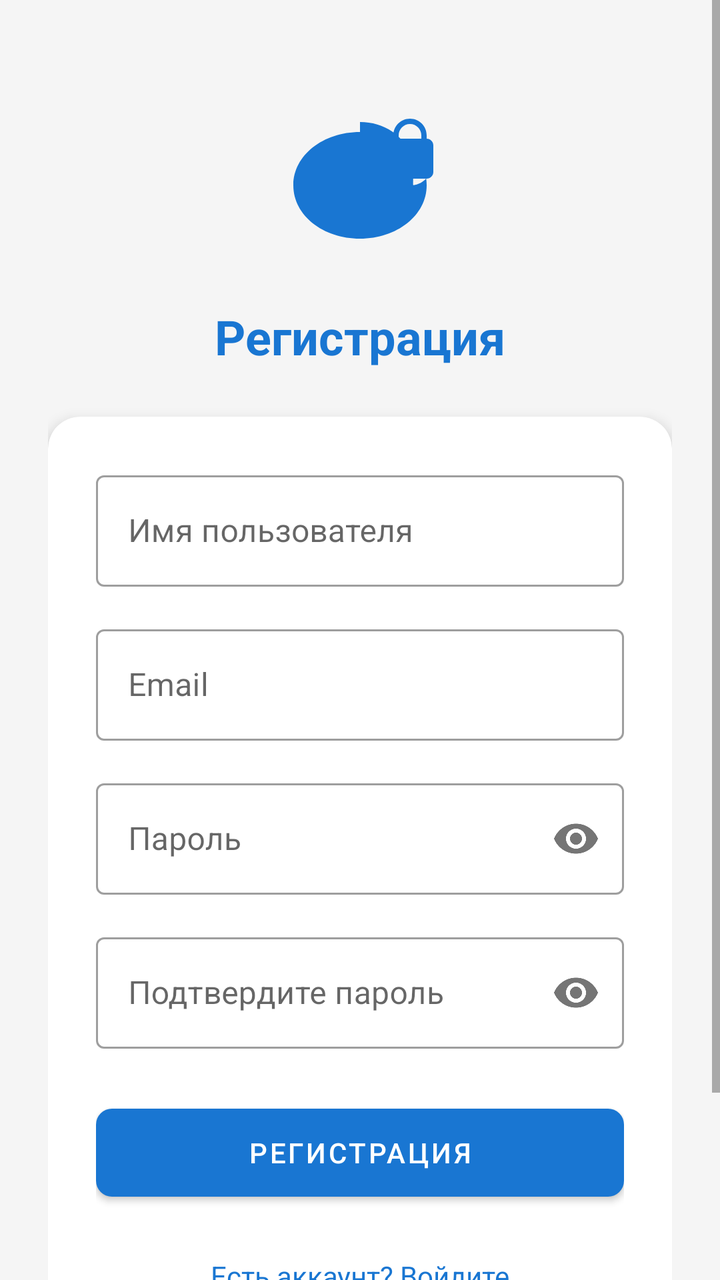
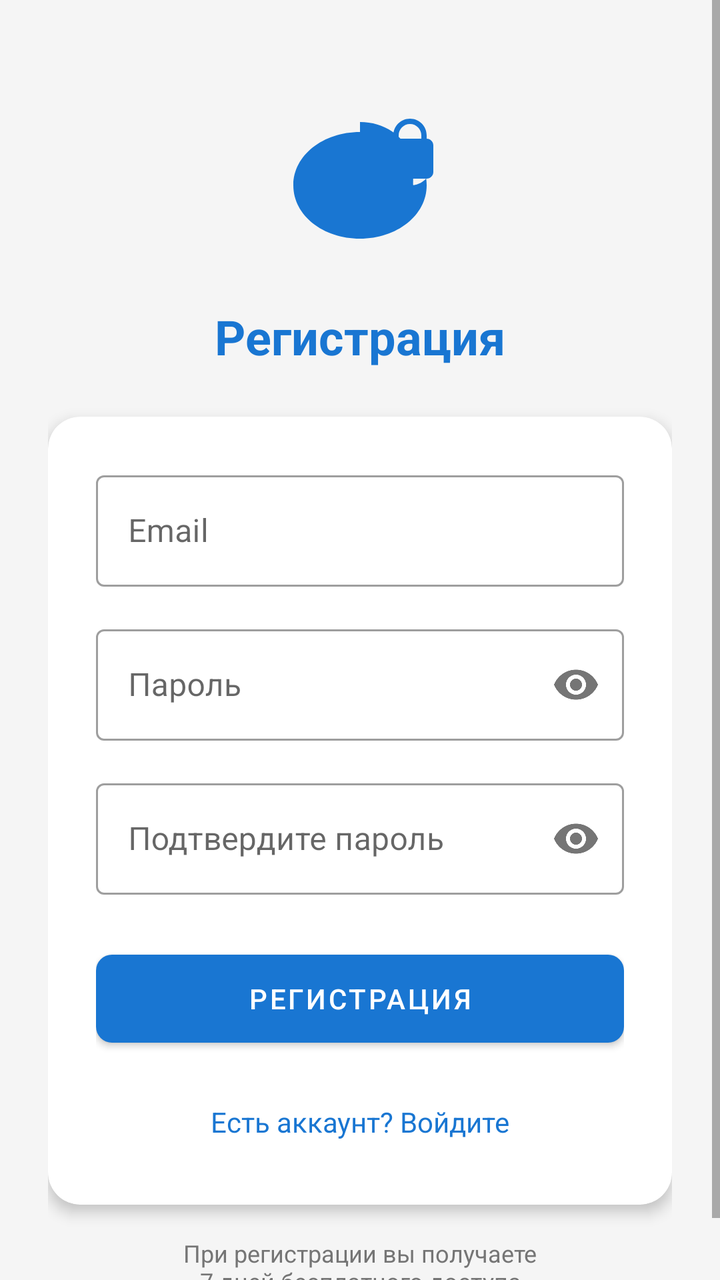

Before-and-after screenshots of an Android layout around one commit, followed by the original layout XML and the change that was made.
<!-- AndroidManifest.xml: activity theme Theme.VPN.NoActionBar -->
<!-- res/layout/activity_register.xml -->
<?xml version="1.0" encoding="utf-8"?>
<ScrollView xmlns:android="http://schemas.android.com/apk/res/android"
    xmlns:app="http://schemas.android.com/apk/res-auto"
    xmlns:tools="http://schemas.android.com/tools"
    android:layout_width="match_parent"
    android:layout_height="match_parent"
    android:background="@color/background"
    android:fillViewport="true"
    tools:context=".ui.RegisterActivity">

    <androidx.constraintlayout.widget.ConstraintLayout
        android:layout_width="match_parent"
        android:layout_height="wrap_content"
        android:padding="24dp">

        
        <ImageView
            android:id="@+id/ivLogo"
            android:layout_width="80dp"
            android:layout_height="80dp"
            android:layout_marginTop="32dp"
            android:src="@drawable/ic_vpn_lock"
            android:contentDescription="Logo"
            app:layout_constraintEnd_toEndOf="parent"
            app:layout_constraintStart_toStartOf="parent"
            app:layout_constraintTop_toTopOf="parent"
            app:tint="@color/primary" />

        <TextView
            android:id="@+id/tvTitle"
            android:layout_width="wrap_content"
            android:layout_height="wrap_content"
            android:layout_marginTop="16dp"
            android:text="@string/register"
            android:textColor="@color/primary"
            android:textSize="24sp"
            android:textStyle="bold"
            app:layout_constraintEnd_toEndOf="parent"
            app:layout_constraintStart_toStartOf="parent"
            app:layout_constraintTop_toBottomOf="@id/ivLogo" />

        
        <com.google.android.material.card.MaterialCardView
            android:id="@+id/cardRegister"
            android:layout_width="match_parent"
            android:layout_height="wrap_content"
            android:layout_marginTop="24dp"
            app:cardCornerRadius="16dp"
            app:cardElevation="4dp"
            app:layout_constraintTop_toBottomOf="@id/tvTitle">

            <LinearLayout
                android:layout_width="match_parent"
                android:layout_height="wrap_content"
                android:orientation="vertical"
                android:padding="24dp">

                <com.google.android.material.textfield.TextInputLayout
                    android:id="@+id/tilUsername"
                    style="@style/Widget.MaterialComponents.TextInputLayout.OutlinedBox"
                    android:layout_width="match_parent"
                    android:layout_height="wrap_content"
                    android:hint="@string/username">

                    <com.google.android.material.textfield.TextInputEditText
                        android:id="@+id/etUsername"
                        android:layout_width="match_parent"
                        android:layout_height="wrap_content"
                        android:inputType="textPersonName" />
                </com.google.android.material.textfield.TextInputLayout>

                <com.google.android.material.textfield.TextInputLayout
                    android:id="@+id/tilEmail"
                    style="@style/Widget.MaterialComponents.TextInputLayout.OutlinedBox"
                    android:layout_width="match_parent"
                    android:layout_height="wrap_content"
                    android:layout_marginTop="16dp"
                    android:hint="@string/email">

                    <com.google.android.material.textfield.TextInputEditText
                        android:id="@+id/etEmail"
                        android:layout_width="match_parent"
                        android:layout_height="wrap_content"
                        android:inputType="textEmailAddress" />
                </com.google.android.material.textfield.TextInputLayout>

                <com.google.android.material.textfield.TextInputLayout
                    android:id="@+id/tilPassword"
                    style="@style/Widget.MaterialComponents.TextInputLayout.OutlinedBox"
                    android:layout_width="match_parent"
                    android:layout_height="wrap_content"
                    android:layout_marginTop="16dp"
                    android:hint="@string/password"
                    app:passwordToggleEnabled="true">

                    <com.google.android.material.textfield.TextInputEditText
                        android:id="@+id/etPassword"
                        android:layout_width="match_parent"
                        android:layout_height="wrap_content"
                        android:inputType="textPassword" />
                </com.google.android.material.textfield.TextInputLayout>

                <com.google.android.material.textfield.TextInputLayout
                    android:id="@+id/tilConfirmPassword"
                    style="@style/Widget.MaterialComponents.TextInputLayout.OutlinedBox"
                    android:layout_width="match_parent"
                    android:layout_height="wrap_content"
                    android:layout_marginTop="16dp"
                    android:hint="@string/confirm_password"
                    app:passwordToggleEnabled="true">

                    <com.google.android.material.textfield.TextInputEditText
                        android:id="@+id/etConfirmPassword"
                        android:layout_width="match_parent"
                        android:layout_height="wrap_content"
                        android:inputType="textPassword" />
                </com.google.android.material.textfield.TextInputLayout>

                <com.google.android.material.button.MaterialButton
                    android:id="@+id/btnRegister"
                    android:layout_width="match_parent"
                    android:layout_height="56dp"
                    android:layout_marginTop="24dp"
                    android:text="@string/register"
                    app:cornerRadius="8dp" />

                <TextView
                    android:id="@+id/tvLogin"
                    android:layout_width="wrap_content"
                    android:layout_height="wrap_content"
                    android:layout_gravity="center"
                    android:layout_marginTop="16dp"
                    android:padding="8dp"
                    android:text="@string/have_account"
                    android:textColor="@color/primary" />

            </LinearLayout>
        </com.google.android.material.card.MaterialCardView>

        
        <TextView
            android:id="@+id/tvTrialInfo"
            android:layout_width="wrap_content"
            android:layout_height="wrap_content"
            android:layout_marginTop="16dp"
            android:gravity="center"
            android:text="При регистрации вы получаете\n7 дней бесплатного доступа"
            android:textColor="@color/text_secondary"
            android:textSize="12sp"
            app:layout_constraintEnd_toEndOf="parent"
            app:layout_constraintStart_toStartOf="parent"
            app:layout_constraintTop_toBottomOf="@id/cardRegister" />

        
        <ProgressBar
            android:id="@+id/progressBar"
            android:layout_width="wrap_content"
            android:layout_height="wrap_content"
            android:visibility="gone"
            app:layout_constraintBottom_toBottomOf="parent"
            app:layout_constraintEnd_toEndOf="parent"
            app:layout_constraintStart_toStartOf="parent"
            app:layout_constraintTop_toTopOf="parent" />

    </androidx.constraintlayout.widget.ConstraintLayout>
</ScrollView>
<!-- resources referenced by this layout -->
<resources>
  <color name="background">#F5F5F5</color>
  <color name="primary">#1976D2</color>
  <color name="text_secondary">#757575</color>
  <!-- drawable ic_vpn_lock (drawable) -->
  <?xml version="1.0" encoding="utf-8"?>
  <vector xmlns:android="http://schemas.android.com/apk/res/android"
      android:width="24dp"
      android:height="24dp"
      android:viewportWidth="24"
      android:viewportHeight="24">
      <path
          android:fillColor="#FF000000"
          android:pathData="M22,4v-0.5C22,2.12 20.88,1 19.5,1S17,2.12 17,3.5V4c-0.55,0 -1,0.45 -1,1v4c0,0.55 0.45,1 1,1h5c0.55,0 1,-0.45 1,-1V5C23,4.45 22.55,4 22,4zM21.2,4h-3.4V3.5c0,-0.94 0.76,-1.7 1.7,-1.7s1.7,0.76 1.7,1.7V4zM12,3C6.48,3 2,6.48 2,11s4.48,8 10,8 10,-3.48 10,-8c0,-0.35 -0.03,-0.69 -0.07,-1.03C21.29,10.68 20.42,11 19.5,11c-1.93,0 -3.5,-1.57 -3.5,-3.5V6.06C14.81,5.68 13.42,5.5 12,5.5c-4.42,0 -8,2.69 -8,6s3.58,6 8,6 8,-2.69 8,-6c0,-0.16 -0.01,-0.32 -0.03,-0.47C19.97,10.02 20,9.51 20,9c0,-0.83 -0.16,-1.62 -0.44,-2.34C18.75,3.58 15.6,1.5 12,1.5v1.5z"/>
      <path
          android:fillColor="#FF000000"
          android:pathData="M12,15c-2.76,0 -5,-1.57 -5,-3.5S9.24,8 12,8s5,1.57 5,3.5S14.76,15 12,15zM12,9.5c-1.93,0 -3.5,1.12 -3.5,2.5s1.57,2.5 3.5,2.5 3.5,-1.12 3.5,-2.5S13.93,9.5 12,9.5z"/>
  </vector>
  <string name="confirm_password">Подтвердите пароль</string>
  <string name="email">Email</string>
  <string name="have_account">Есть аккаунт? Войдите</string>
  <string name="password">Пароль</string>
  <string name="register">Регистрация</string>
  <string name="username">Имя пользователя</string>
  <style name="Theme.VPN.NoActionBar" parent="Theme.MaterialComponents.DayNight.NoActionBar">
          <item name="colorPrimary">@color/primary</item>
          <item name="colorPrimaryVariant">@color/primary_dark</item>
          <item name="colorOnPrimary">@color/white</item>
          <item name="colorSecondary">@color/accent</item>
          <item name="colorSecondaryVariant">@color/teal_700</item>
          <item name="colorOnSecondary">@color/black</item>
          <item name="android:statusBarColor">@color/primary_dark</item>
          <item name="android:windowBackground">@color/background</item>
      </style>
  <color name="primary_dark">#1565C0</color>
  <color name="white">#FFFFFFFF</color>
  <color name="accent">#00BCD4</color>
  <color name="teal_700">#FF018786</color>
  <color name="black">#FF000000</color>
</resources>

<!-- the commit's change to res/layout/activity_register.xml (unified diff, before → after) -->
@@ -56,25 +56,10 @@
                 android:padding="24dp">
 
                 <com.google.android.material.textfield.TextInputLayout
-                    android:id="@+id/tilUsername"
-                    style="@style/Widget.MaterialComponents.TextInputLayout.OutlinedBox"
-                    android:layout_width="match_parent"
-                    android:layout_height="wrap_content"
-                    android:hint="@string/username">
-
-                    <com.google.android.material.textfield.TextInputEditText
-                        android:id="@+id/etUsername"
-                        android:layout_width="match_parent"
-                        android:layout_height="wrap_content"
-                        android:inputType="textPersonName" />
-                </com.google.android.material.textfield.TextInputLayout>
-
-                <com.google.android.material.textfield.TextInputLayout
                     android:id="@+id/tilEmail"
                     style="@style/Widget.MaterialComponents.TextInputLayout.OutlinedBox"
                     android:layout_width="match_parent"
                     android:layout_height="wrap_content"
-                    android:layout_marginTop="16dp"
                     android:hint="@string/email">
 
                     <com.google.android.material.textfield.TextInputEditText
<!-- resource entries referenced after the edit -->
@@ -22,7 +22,6 @@
   <string name="have_account">Есть аккаунт? Войдите</string>
   <string name="password">Пароль</string>
   <string name="register">Регистрация</string>
-  <string name="username">Имя пользователя</string>
   <style name="Theme.VPN.NoActionBar" parent="Theme.MaterialComponents.DayNight.NoActionBar">
           <item name="colorPrimary">@color/primary</item>
           <item name="colorPrimaryVariant">@color/primary_dark</item>
